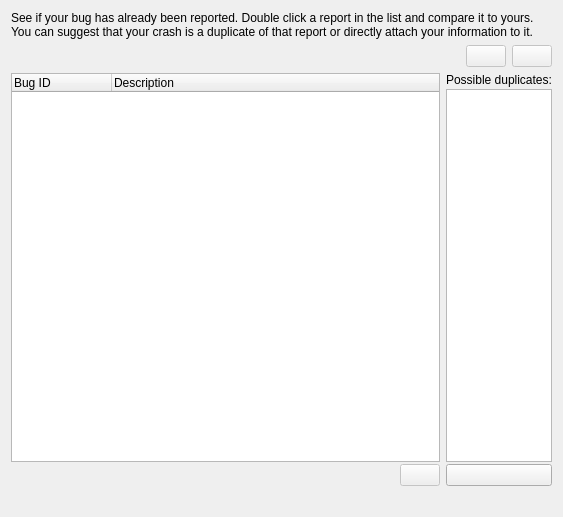
Before: the Qt Designer form drkonqi/ui/assistantpage_bugzilla_duplicates.ui in KDE/kde-runtime, drawn with Qt 5.
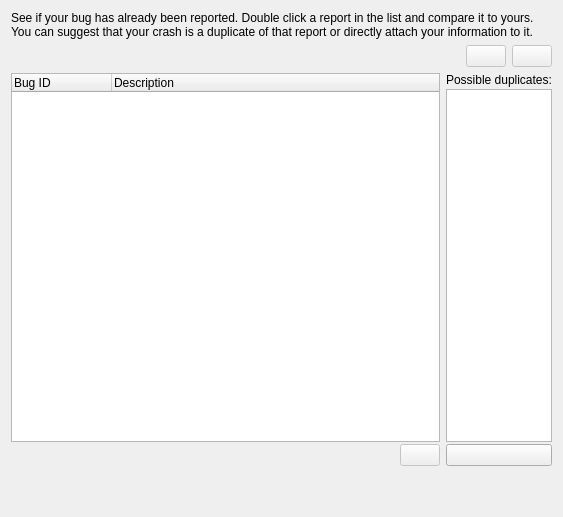
After: the same form once the commit is applied. Custom widgets are drawn as their Qt base class.

Commit message:
Checks for duplicate backtraces and forbids reporting if found.
This should lead to fewer duplicate reports on bko.

Diff of the .ui file:
```diff
--- a/drkonqi/ui/assistantpage_bugzilla_duplicates.ui
+++ b/drkonqi/ui/assistantpage_bugzilla_duplicates.ui
@@ -172,6 +172,16 @@
      </item>
     </layout>
    </item>
+   <item>
+    <widget class="QLabel" name="information">
+     <property name="text">
+      <string/>
+     </property>
+     <property name="wordWrap">
+      <bool>true</bool>
+     </property>
+    </widget>
+   </item>
    <item>
     <layout class="QHBoxLayout" name="horizontalLayout_4">
      <item>
```
The commit also changes 6 other files.
